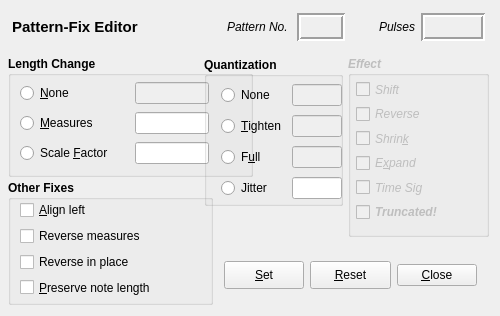
Above: seq_qt5/forms/qpatternfix.ui from ahlstromcj/seq66 before the change. Below: the same form after it.
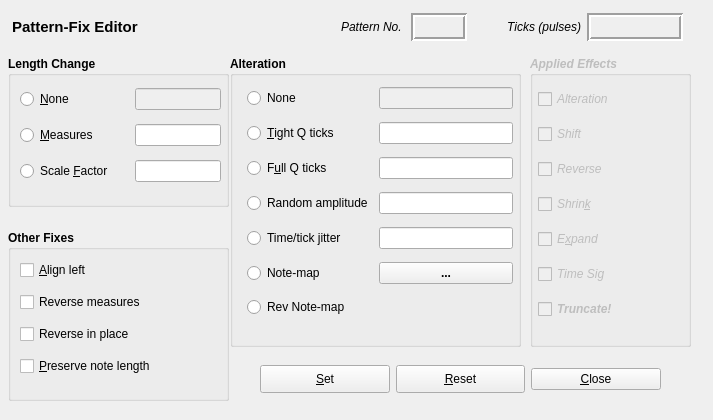
That is the form after the change.

Commit message: Interim check-in of upgrading qpatternfix.

```diff
--- a/seq_qt5/forms/qpatternfix.ui
+++ b/seq_qt5/forms/qpatternfix.ui
@@ -6,8 +6,8 @@
    <rect>
     <x>0</x>
     <y>0</y>
-    <width>500</width>
-    <height>316</height>
+    <width>713</width>
+    <height>420</height>
    </rect>
   </property>
   <property name="sizePolicy">
@@ -24,7 +24,7 @@
     <rect>
      <x>12</x>
      <y>8</y>
-     <width>473</width>
+     <width>671</width>
      <height>38</height>
     </rect>
    </property>
@@ -84,7 +84,7 @@
       </property>
       <property name="minimumSize">
        <size>
-        <width>48</width>
+        <width>56</width>
         <height>0</height>
        </size>
       </property>
@@ -120,7 +120,7 @@
      <widget class="QLabel" name="label">
       <property name="minimumSize">
        <size>
-        <width>64</width>
+        <width>108</width>
         <height>0</height>
        </size>
       </property>
@@ -136,7 +136,7 @@
        </font>
       </property>
       <property name="text">
-       <string>Pulses</string>
+       <string>Ticks (pulses)</string>
       </property>
       <property name="alignment">
        <set>Qt::AlignRight|Qt::AlignTrailing|Qt::AlignVCenter</set>
@@ -147,7 +147,7 @@
      <widget class="QLabel" name="label_pulses">
       <property name="minimumSize">
        <size>
-        <width>64</width>
+        <width>96</width>
         <height>0</height>
        </size>
       </property>
@@ -183,13 +183,12 @@
     <rect>
      <x>8</x>
      <y>56</y>
-     <width>245</width>
-     <height>121</height>
+     <width>221</width>
+     <height>151</height>
     </rect>
    </property>
    <property name="font">
     <font>
-     <weight>75</weight>
      <bold>true</bold>
     </font>
    </property>
@@ -204,39 +203,18 @@
      <rect>
       <x>12</x>
       <y>24</y>
-      <width>189</width>
-      <height>89</height>
+      <width>201</width>
+      <height>111</height>
      </rect>
     </property>
     <layout class="QGridLayout" name="gridLayout">
      <property name="horizontalSpacing">
       <number>22</number>
      </property>
-     <item row="0" column="0">
-      <widget class="QRadioButton" name="btn_change_none">
-       <property name="font">
-        <font>
-         <weight>50</weight>
-         <bold>false</bold>
-        </font>
-       </property>
-       <property name="text">
-        <string>&amp;None</string>
-       </property>
-      </widget>
-     </item>
-     <item row="0" column="1">
-      <widget class="QLineEdit" name="line_edit_none">
-       <property name="enabled">
-        <bool>false</bool>
-       </property>
-      </widget>
-     </item>
      <item row="1" column="0">
       <widget class="QRadioButton" name="btn_change_pick">
        <property name="font">
         <font>
-         <weight>50</weight>
          <bold>false</bold>
         </font>
        </property>
@@ -245,14 +223,10 @@
        </property>
       </widget>
      </item>
-     <item row="1" column="1">
-      <widget class="QLineEdit" name="line_edit_pick"/>
-     </item>
      <item row="2" column="0">
       <widget class="QRadioButton" name="btn_change_scale">
        <property name="font">
         <font>
-         <weight>50</weight>
          <bold>false</bold>
         </font>
        </property>
@@ -261,6 +235,31 @@
        </property>
       </widget>
      </item>
+     <item row="0" column="0">
+      <widget class="QRadioButton" name="btn_change_none">
+       <property name="font">
+        <font>
+         <bold>false</bold>
+        </font>
+       </property>
+       <property name="toolTip">
+        <string>No change in pattern length.</string>
+       </property>
+       <property name="text">
+        <string>&amp;None</string>
+       </property>
+      </widget>
+     </item>
+     <item row="1" column="1">
+      <widget class="QLineEdit" name="line_edit_measures"/>
+     </item>
+     <item row="0" column="1">
+      <widget class="QLineEdit" name="line_edit_none">
+       <property name="enabled">
+        <bool>false</bool>
+       </property>
+      </widget>
+     </item>
      <item row="2" column="1">
       <widget class="QLineEdit" name="line_edit_scale"/>
      </item>
@@ -273,21 +272,20 @@
    </property>
    <property name="geometry">
     <rect>
-     <x>348</x>
+     <x>530</x>
      <y>56</y>
-     <width>141</width>
-     <height>181</height>
+     <width>161</width>
+     <height>291</height>
     </rect>
    </property>
    <property name="font">
     <font>
-     <weight>75</weight>
      <italic>true</italic>
      <bold>true</bold>
     </font>
    </property>
    <property name="title">
-    <string>Effect</string>
+    <string>Applied Effects</string>
    </property>
    <property name="flat">
     <bool>false</bool>
@@ -300,11 +298,24 @@
      <rect>
       <x>8</x>
       <y>24</y>
-      <width>125</width>
-      <height>141</height>
+      <width>141</width>
+      <height>251</height>
      </rect>
     </property>
     <layout class="QVBoxLayout" name="verticalLayout_2">
+     <item>
+      <widget class="QCheckBox" name="btn_effect_alteration">
+       <property name="font">
+        <font>
+         <italic>true</italic>
+         <bold>false</bold>
+        </font>
+       </property>
+       <property name="text">
+        <string>Alteration</string>
+       </property>
+      </widget>
+     </item>
      <item>
       <widget class="QCheckBox" name="btn_effect_shift">
        <property name="enabled">
@@ -312,7 +323,6 @@
        </property>
        <property name="font">
         <font>
-         <weight>50</weight>
          <italic>true</italic>
          <bold>false</bold>
         </font>
@@ -326,7 +336,7 @@
       <widget class="QCheckBox" name="btn_effect_reverse">
        <property name="font">
         <font>
-         <weight>50</weight>
+         <italic>true</italic>
          <bold>false</bold>
         </font>
        </property>
@@ -342,7 +352,6 @@
        </property>
        <property name="font">
         <font>
-         <weight>50</weight>
          <italic>true</italic>
          <bold>false</bold>
         </font>
@@ -359,7 +368,6 @@
        </property>
        <property name="font">
         <font>
-         <weight>50</weight>
          <italic>true</italic>
          <bold>false</bold>
         </font>
@@ -373,7 +381,6 @@
       <widget class="QCheckBox" name="btn_effect_time_sig">
        <property name="font">
         <font>
-         <weight>50</weight>
          <italic>true</italic>
          <bold>false</bold>
         </font>
@@ -386,7 +393,7 @@
      <item>
       <widget class="QCheckBox" name="btn_effect_truncate">
        <property name="text">
-        <string>Truncated!</string>
+        <string>Truncate!</string>
        </property>
       </widget>
      </item>
@@ -397,14 +404,13 @@
    <property name="geometry">
     <rect>
      <x>8</x>
-     <y>180</y>
-     <width>205</width>
-     <height>125</height>
+     <y>230</y>
+     <width>221</width>
+     <height>171</height>
     </rect>
    </property>
    <property name="font">
     <font>
-     <weight>75</weight>
      <bold>true</bold>
     </font>
    </property>
@@ -415,9 +421,9 @@
     <property name="geometry">
      <rect>
       <x>12</x>
-      <y>20</y>
-      <width>185</width>
-      <height>97</height>
+      <y>24</y>
+      <width>201</width>
+      <height>132</height>
      </rect>
     </property>
     <layout class="QVBoxLayout" name="verticalLayout_3">
@@ -425,7 +431,6 @@
       <widget class="QCheckBox" name="btn_align_left">
        <property name="font">
         <font>
-         <weight>50</weight>
          <bold>false</bold>
         </font>
        </property>
@@ -438,7 +443,6 @@
       <widget class="QCheckBox" name="btn_reverse">
        <property name="font">
         <font>
-         <weight>50</weight>
          <bold>false</bold>
         </font>
        </property>
@@ -451,7 +455,6 @@
       <widget class="QCheckBox" name="btn_reverse_in_place">
        <property name="font">
         <font>
-         <weight>50</weight>
          <bold>false</bold>
         </font>
        </property>
@@ -464,7 +467,6 @@
       <widget class="QCheckBox" name="btn_save_note_length">
        <property name="font">
         <font>
-         <weight>50</weight>
          <bold>false</bold>
         </font>
        </property>
@@ -479,9 +481,9 @@
   <widget class="QWidget" name="layoutWidgetAlignLeft">
    <property name="geometry">
     <rect>
-     <x>224</x>
-     <y>256</y>
-     <width>253</width>
+     <x>260</x>
+     <y>360</y>
+     <width>401</width>
      <height>38</height>
     </rect>
    </property>
@@ -530,41 +532,37 @@
   <widget class="QGroupBox" name="group_box_quantize">
    <property name="geometry">
     <rect>
-     <x>204</x>
-     <y>57</y>
-     <width>139</width>
-     <height>149</height>
+     <x>230</x>
+     <y>56</y>
+     <width>291</width>
+     <height>291</height>
     </rect>
    </property>
    <property name="font">
     <font>
-     <weight>75</weight>
      <bold>true</bold>
     </font>
    </property>
    <property name="title">
-    <string>Quantization</string>
+    <string>Alteration</string>
    </property>
    <widget class="QWidget" name="layoutWidgetQuan">
     <property name="geometry">
      <rect>
       <x>17</x>
       <y>24</y>
-      <width>121</width>
-      <height>121</height>
+      <width>266</width>
+      <height>246</height>
      </rect>
     </property>
     <layout class="QGridLayout" name="gridLayout_2">
-     <item row="0" column="0">
-      <widget class="QRadioButton" name="btn_quan_none">
-       <property name="font">
-        <font>
-         <weight>50</weight>
-         <bold>false</bold>
-        </font>
+     <item row="4" column="1">
+      <widget class="QLineEdit" name="line_edit_alt_jitter">
+       <property name="enabled">
+        <bool>true</bool>
        </property>
-       <property name="text">
-        <string>None</string>
+       <property name="toolTip">
+        <string>Plus/minus range of time jitter in ticks.</string>
        </property>
       </widget>
      </item>
@@ -575,61 +573,144 @@
        </property>
       </widget>
      </item>
-     <item row="1" column="0">
-      <widget class="QRadioButton" name="btn_quan_tighten">
-       <property name="font">
-        <font>
-         <weight>50</weight>
-         <bold>false</bold>
-        </font>
-       </property>
-       <property name="text">
-        <string>&amp;Tighten</string>
-       </property>
-      </widget>
-     </item>
-     <item row="1" column="1">
-      <widget class="QLineEdit" name="line_edit_q_tighten">
-       <property name="enabled">
-        <bool>false</bool>
-       </property>
-      </widget>
-     </item>
-     <item row="2" column="0">
-      <widget class="QRadioButton" name="btn_quan_full">
-       <property name="font">
-        <font>
-         <weight>50</weight>
-         <bold>false</bold>
-        </font>
-       </property>
-       <property name="text">
-        <string>F&amp;ull</string>
-       </property>
-      </widget>
-     </item>
-     <item row="2" column="1">
-      <widget class="QLineEdit" name="line_edit_q_full">
-       <property name="enabled">
-        <bool>false</bool>
-       </property>
-      </widget>
-     </item>
-     <item row="3" column="0">
-      <widget class="QRadioButton" name="btn_quan_jitter">
-       <property name="font">
-        <font>
-         <weight>50</weight>
-         <bold>false</bold>
-        </font>
-       </property>
-       <property name="text">
-        <string>Jitter</string>
-       </property>
-      </widget>
-     </item>
      <item row="3" column="1">
-      <widget class="QLineEdit" name="line_edit_q_jitter"/>
+      <widget class="QLineEdit" name="line_edit_alt_random">
+       <property name="enabled">
+        <bool>true</bool>
+       </property>
+       <property name="toolTip">
+        <string>Plus/minus range of magnitude change in MIDI units.</string>
+       </property>
+      </widget>
+     </item>
+     <item row="1" column="1">
+      <widget class="QLineEdit" name="line_edit_alt_tighten">
+       <property name="enabled">
+        <bool>true</bool>
+       </property>
+       <property name="toolTip">
+        <string>If not blank, replaces the snap/2 value.</string>
+       </property>
+      </widget>
+     </item>
+     <item row="1" column="0">
+      <widget class="QRadioButton" name="btn_alt_tighten">
+       <property name="font">
+        <font>
+         <bold>false</bold>
+        </font>
+       </property>
+       <property name="toolTip">
+        <string>Do partial quantization.</string>
+       </property>
+       <property name="text">
+        <string>&amp;Tight Q ticks</string>
+       </property>
+      </widget>
+     </item>
+     <item row="3" column="0">
+      <widget class="QRadioButton" name="btn_alt_random">
+       <property name="font">
+        <font>
+         <bold>false</bold>
+        </font>
+       </property>
+       <property name="toolTip">
+        <string>Randomize event magnitude or note velocity.</string>
+       </property>
+       <property name="text">
+        <string>Random amplitude</string>
+       </property>
+      </widget>
+     </item>
+     <item row="2" column="1">
+      <widget class="QLineEdit" name="line_edit_alt_full">
+       <property name="enabled">
+        <bool>true</bool>
+       </property>
+       <property name="toolTip">
+        <string>If not blank, replaces the snap value.</string>
+       </property>
+      </widget>
+     </item>
+     <item row="0" column="0">
+      <widget class="QRadioButton" name="btn_alt_none">
+       <property name="font">
+        <font>
+         <bold>false</bold>
+        </font>
+       </property>
+       <property name="toolTip">
+        <string>No alteration operations will be done.</string>
+       </property>
+       <property name="text">
+        <string>None</string>
+       </property>
+      </widget>
+     </item>
+     <item row="5" column="0">
+      <widget class="QRadioButton" name="btn_alt_notemap">
+       <property name="font">
+        <font>
+         <bold>false</bold>
+        </font>
+       </property>
+       <property name="toolTip">
+        <string>Remap notes as per the loaded 'drum' file.</string>
+       </property>
+       <property name="text">
+        <string>Note-map</string>
+       </property>
+      </widget>
+     </item>
+     <item row="2" column="0">
+      <widget class="QRadioButton" name="btn_alt_full">
+       <property name="font">
+        <font>
+         <bold>false</bold>
+        </font>
+       </property>
+       <property name="toolTip">
+        <string>Fully quantization to the snap value.</string>
+       </property>
+       <property name="text">
+        <string>F&amp;ull Q ticks</string>
+       </property>
+      </widget>
+     </item>
+     <item row="4" column="0">
+      <widget class="QRadioButton" name="btn_alt_jitter">
+       <property name="font">
+        <font>
+         <bold>false</bold>
+        </font>
+       </property>
+       <property name="toolTip">
+        <string>Jitter the timestamps of the events.</string>
+       </property>
+       <property name="text">
+        <string>Time/tick jitter</string>
+       </property>
+      </widget>
+     </item>
+     <item row="6" column="0">
+      <widget class="QRadioButton" name="btn_alt_rev_notemap">
+       <property name="font">
+        <font>
+         <bold>false</bold>
+        </font>
+       </property>
+       <property name="text">
+        <string>Rev Note-map</string>
+       </property>
+      </widget>
+     </item>
+     <item row="5" column="1">
+      <widget class="QPushButton" name="btn_notemap_file">
+       <property name="text">
+        <string>...</string>
+       </property>
+      </widget>
      </item>
     </layout>
    </widget>
```
Left out of the diff: 75 changed lines with no effect on the pictures. The commit also changes 15 other files.
